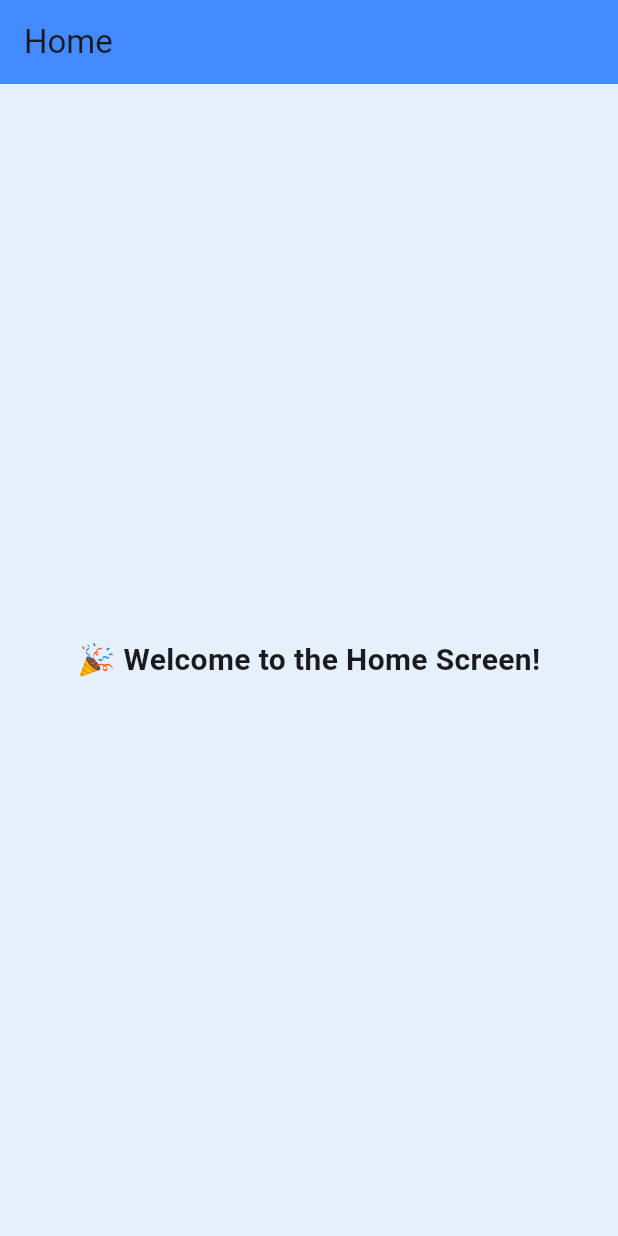
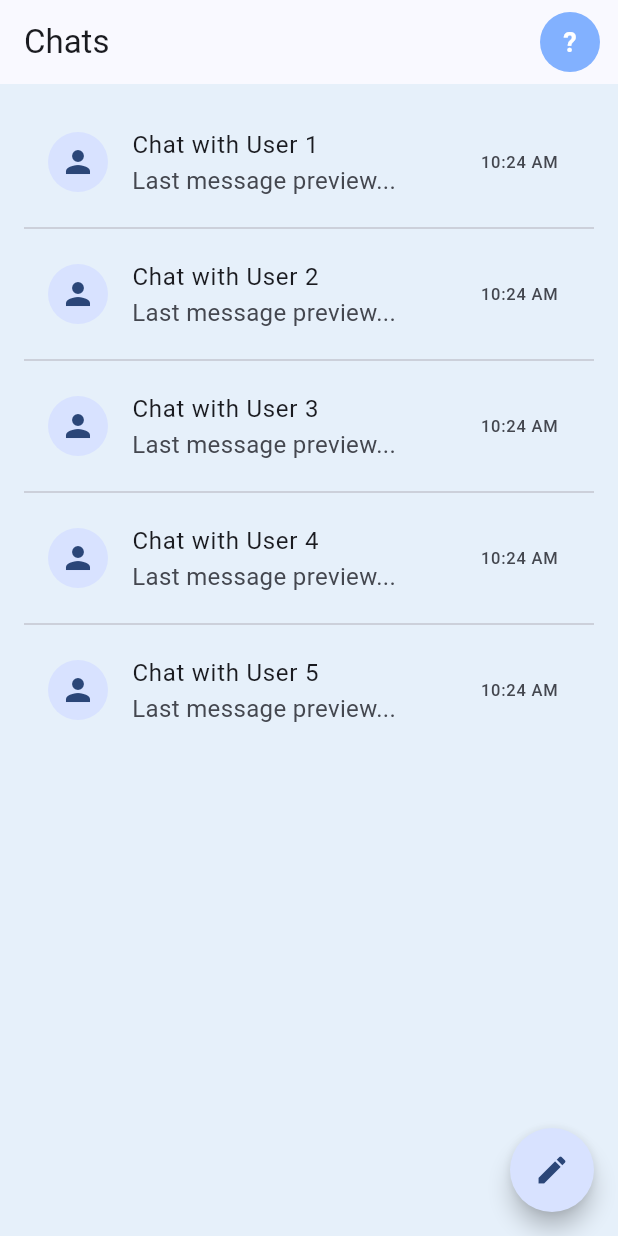
Before and after one commit to NurislamAiu/telegram-clone, a Flutter app: the screen it shows after launch, after a tap on "Login", on a phone screen of 412 x 824 dp. Run offline on Flutter 3.47's test engine with Material 3 defaults, Android fonts, the phone set to English and light mode, and no system bars; our stand-ins replace cloud_firestore, firebase_core, go_router, shared_preferences; accounts and stored records are empty.

Commit message:
Finally commit for login

```diff
--- a/lib/main.dart
+++ b/lib/main.dart
@@ -1,15 +1,20 @@
 import 'package:flutter/material.dart';
 import 'package:firebase_core/firebase_core.dart';
 import 'package:provider/provider.dart';
+import 'firebase_options.dart';
 import 'app/app.dart';
 import 'providers/auth_provider.dart';
 
 void main() async {
   WidgetsFlutterBinding.ensureInitialized();
   await Firebase.initializeApp();
+
+  final authProvider = AuthProvider();
+  await authProvider.loadSession();
+
   runApp(
-    ChangeNotifierProvider(
-      create: (_) => AuthProvider(),
+    ChangeNotifierProvider.value(
+      value: authProvider,
       child: const MyApp(),
     ),
   );
--- a/lib/models/user_model.dart
+++ b/lib/models/user_model.dart
@@ -1,33 +1,29 @@
-// lib/models/user_model.dart
-
 class UserModel {
-  final String userId;
+  final String id;
   final String username;
   final String passwordHash;
-  final DateTime createdAt;
 
   UserModel({
-    required this.userId,
+    required this.id,
     required this.username,
     required this.passwordHash,
-    required this.createdAt,
   });
 
-  Map<String, dynamic> toMap() {
+  factory UserModel.fromJson(Map<String, dynamic> json) {
+    return UserModel(
+      id: json['id'] as String,
+      username: json['username'] as String,
+      passwordHash: json['passwordHash'] as String,
+    );
+  }
+
+  Map<String, dynamic> toJson() {
     return {
-      'userId': userId,
+      'id': id,
       'username': username,
       'passwordHash': passwordHash,
-      'createdAt': createdAt.toIso8601String(),
     };
   }
 
-  factory UserModel.fromMap(Map<String, dynamic> map) {
-    return UserModel(
-      userId: map['userId'],
-      username: map['username'],
-      passwordHash: map['passwordHash'],
-      createdAt: DateTime.parse(map['createdAt']),
-    );
-  }
+
 }
--- a/lib/providers/auth_provider.dart
+++ b/lib/providers/auth_provider.dart
@@ -1,38 +1,83 @@
-// lib/providers/auth_provider.dart
-
 import 'package:flutter/material.dart';
 import 'package:shared_preferences/shared_preferences.dart';
 import '../models/user_model.dart';
+import '../services/auth_service.dart';
 
 class AuthProvider extends ChangeNotifier {
   UserModel? _user;
+  bool _isInitialized = false;
 
   UserModel? get user => _user;
+  bool get isInitialized => _isInitialized;
+
+  /// Проверка на вход
   bool get isLoggedIn => _user != null;
 
-  Future<void> login(UserModel user) async {
-    _user = user;
+  /// Загружает пользователя из сессии (при старте приложения)
+  Future<void> loadSession() async {
+    final prefs = await SharedPreferences.getInstance();
+    final userId = prefs.getString('userId');
+
+    if (userId != null) {
+      final user = await AuthService().getUserById(userId);
+      if (user != null) {
+        _user = user;
+      }
+    }
+
+    _isInitialized = true;
     notifyListeners();
-    final prefs = await SharedPreferences.getInstance();
-    prefs.setString('userId', user.userId);
   }
 
+  /// Вход
+  Future<String?> login({
+    required String username,
+    required String password,
+  }) async {
+    final result = await AuthService().loginUser(username: username, password: password);
+
+    if (result is UserModel) {
+      _user = result;
+      await _saveSession(result.id);
+      notifyListeners();
+      return null;
+    } else if (result is String) {
+      return result;
+    }
+
+    return 'Unknown error';
+  }
+
+  /// Регистрация
+  Future<String?> register({
+    required String username,
+    required String password,
+  }) async {
+    final result = await AuthService().registerUser(username: username, password: password);
+
+    if (result is UserModel) {
+      _user = result;
+      await _saveSession(result.id);
+      notifyListeners();
+      return null;
+    } else if (result is String) {
+      return result;
+    }
+
+    return 'Unknown error';
+  }
+
+  /// Выход
   Future<void> logout() async {
+    final prefs = await SharedPreferences.getInstance();
+    await prefs.remove('userId');
     _user = null;
     notifyListeners();
-    final prefs = await SharedPreferences.getInstance();
-    prefs.remove('userId');
   }
 
-  Future<void> tryAutoLogin(Future<UserModel?> Function(String userId) loadUser) async {
+  /// Сохраняет userId в SharedPreferences
+  Future<void> _saveSession(String userId) async {
     final prefs = await SharedPreferences.getInstance();
-    final userId = prefs.getString('userId');
-    if (userId == null) return;
-
-    final user = await loadUser(userId);
-    if (user != null) {
-      _user = user;
-      notifyListeners();
-    }
+    await prefs.setString('userId', userId);
   }
 }
--- a/lib/screens/auth/login_screen.dart
+++ b/lib/screens/auth/login_screen.dart
@@ -1,10 +1,7 @@
-import 'package:cloud_firestore/cloud_firestore.dart';
 import 'package:flutter/material.dart';
 import 'package:go_router/go_router.dart';
 import 'package:provider/provider.dart';
-import '../../../models/user_model.dart';
 import '../../../providers/auth_provider.dart';
-import '../../../services/auth_service.dart';
 import '../../widgets/loading_indicator.dart';
 import 'widgets/custom_text_field.dart';
 import 'widgets/gradient_button.dart';
@@ -18,7 +15,7 @@ class LoginScreen extends StatefulWidget {
 }
 
 class _LoginScreenState extends State<LoginScreen> {
-  final emailController = TextEditingController();
+  final usernameController = TextEditingController();
   final passwordController = TextEditingController();
   bool isLoading = false;
 
@@ -38,8 +35,7 @@ class _LoginScreenState extends State<LoginScreen> {
   Widget _buildForm(BuildContext context) {
     return Center(
       child: SingleChildScrollView(
-        child: Padding(
-          padding: const EdgeInsets.symmetric(horizontal: 24.0, vertical: 16),
+        padding: const EdgeInsets.symmetric(horizontal: 24.0),
         child: Container(
           padding: const EdgeInsets.all(24),
           decoration: BoxDecoration(
@@ -62,29 +58,16 @@ class _LoginScreenState extends State<LoginScreen> {
             children: [
               const Icon(Icons.lock_outline, size: 64, color: Colors.blueAccent),
               const SizedBox(height: 16),
-                Text("Welcome Back",
-                    style: Theme.of(context).textTheme.headlineSmall?.copyWith(
-                      fontWeight: FontWeight.bold,
-                      color: Colors.black87,
-                    )),
+              Text("Welcome Back", style: Theme.of(context).textTheme.headlineSmall?.copyWith(fontWeight: FontWeight.bold)),
               const SizedBox(height: 8),
-                const Text("Login to continue",
-                    style: TextStyle(fontSize: 16, color: Colors.black54)),
+              const Text("Login to continue", style: TextStyle(fontSize: 16, color: Colors.black54)),
               const SizedBox(height: 32),
-
-                CustomTextField(controller: emailController, hintText: "Username", icon: Icons.person_outline),
+              CustomTextField(controller: usernameController, hintText: "Username", icon: Icons.person_outline),
               const SizedBox(height: 16),
-                CustomTextField(
-                  controller: passwordController,
-                  hintText: "Password",
-                  icon: Icons.lock_outline,
-                  obscureText: true,
-                ),
+              CustomTextField(controller: passwordController, hintText: "Password", icon: Icons.lock_outline, obscureText: true),
               const SizedBox(height: 24),
-
               GradientButton(text: "Login", onPressed: _onLogin),
               const SizedBox(height: 16),
-
               SwitchAuthText(
                 question: "Don't have an account?",
                 actionText: "Register",
@@ -94,34 +77,28 @@ class _LoginScreenState extends State<LoginScreen> {
           ),
         ),
       ),
-      ),
     );
   }
 
   Future<void> _onLogin() async {
     setState(() => isLoading = true);
-    final authService = AuthService();
-    final result = await authService.loginUser(
-      username: emailController.text.trim(),
+
+    final authProvider = Provider.of<AuthProvider>(context, listen: false);
+    final result = await authProvider.login(
+      username: usernameController.text.trim(),
       password: passwordController.text.trim(),
     );
+
     setState(() => isLoading = false);
 
     if (result == null) {
-      final doc = await FirebaseFirestore.instance
-          .collection('users')
-          .where('username', isEqualTo: emailController.text.trim())
-          .limit(1)
-          .get();
-      final user = UserModel.fromMap(doc.docs.first.data());
       if (!mounted) return;
-      Provider.of<AuthProvider>(context, listen: false).login(user);
       context.go('/home');
     } else {
-      if (!mounted) return;
-      ScaffoldMessenger.of(context).showSnackBar(
-        SnackBar(content: Text(result), backgroundColor: Colors.red),
-      );
+      ScaffoldMessenger.of(context).showSnackBar(SnackBar(
+        content: Text(result),
+        backgroundColor: Colors.red,
+      ));
     }
   }
 }
--- a/lib/screens/home/home_screen.dart
+++ b/lib/screens/home/home_screen.dart
@@ -1,20 +1,56 @@
 import 'package:flutter/material.dart';
+import 'package:provider/provider.dart';
+import '../../models/user_model.dart';
+import '../../providers/auth_provider.dart';
+import '../../widgets/user_avatar.dart';
 
 class HomeScreen extends StatelessWidget {
   const HomeScreen({super.key});
 
   @override
   Widget build(BuildContext context) {
+    final currentUser = context.watch<AuthProvider>().user;
+
     return Scaffold(
       appBar: AppBar(
-        title: const Text("Home"),
-        backgroundColor: Colors.blueAccent,
+        title: const Text("Chats"),
+        actions: [
+          Padding(
+            padding: const EdgeInsets.symmetric(horizontal: 12),
+            child: GestureDetector(
+              onTap: () {
+                // TODO: Перейти в профиль
+              },
+              child: UserAvatar(username: currentUser?.username ?? 'U'),
+            ),
+          ),
+        ],
       ),
-      body: const Center(
-        child: Text(
-          "🎉 Welcome to the Home Screen!",
-          style: TextStyle(fontSize: 20, fontWeight: FontWeight.w600),
-        ),
+
+      // MOCK список чатов
+      body: ListView.separated(
+        padding: const EdgeInsets.all(16),
+        itemCount: 5,
+        separatorBuilder: (_, __) => const Divider(),
+        itemBuilder: (context, index) {
+          return ListTile(
+            leading: const CircleAvatar(child: Icon(Icons.person)),
+            title: Text("Chat with User ${index + 1}"),
+            subtitle: const Text("Last message preview..."),
+            trailing: const Text("10:24 AM"),
+            onTap: () {
+              // TODO: Переход в чат
+            },
+          );
+        },
+      ),
+
+      floatingActionButton: FloatingActionButton(
+        onPressed: () {
+          // TODO: Открыть экран "Новый чат"
+        },
+        shape: const CircleBorder(),
+        child: const Icon(Icons.edit),
       ),
     );
   }
--- a/lib/services/auth_service.dart
+++ b/lib/services/auth_service.dart
@@ -1,68 +1,91 @@
-// lib/services/auth_service.dart
-import 'dart:convert';
 import 'package:cloud_firestore/cloud_firestore.dart';
-import 'package:crypto/crypto.dart';
 import 'package:uuid/uuid.dart';
 import '../models/user_model.dart';
+import 'package:crypto/crypto.dart';
+import 'dart:convert';
 
 class AuthService {
-  final FirebaseFirestore _db = FirebaseFirestore.instance;
+  final _firestore = FirebaseFirestore.instance;
 
-  Future<String?> registerUser({
-    required String username,
-    required String password,
-  }) async {
-    final usernameTaken = await _checkUsernameExists(username);
-    if (usernameTaken) return 'Username already taken';
-
-    final userId = const Uuid().v4();
-    final passwordHash = _hashPassword(password);
-
-    final user = UserModel(
-      userId: userId,
-      username: username,
-      passwordHash: passwordHash,
-      createdAt: DateTime.now(),
-    );
-
-    try {
-      await _db.collection('users').doc(userId).set(user.toMap());
-      return null; // success
-    } catch (e) {
-      return 'Failed to register: $e';
-    }
+  /// Хэширование пароля
+  String _hashPassword(String password) {
+    final bytes = utf8.encode(password);
+    final digest = sha256.convert(bytes);
+    return digest.toString();
   }
 
-  Future<String?> loginUser({
-    required String username,
-    required String password,
-  }) async {
-    final passwordHash = _hashPassword(password);
-
-    final query = await _db
-        .collection('users')
-        .where('username', isEqualTo: username)
-        .where('passwordHash', isEqualTo: passwordHash)
-        .limit(1)
-        .get();
-
-    if (query.docs.isEmpty) return 'Invalid username or password';
-
-    // You may store session info here using Provider or SharedPreferences
-    return null;
-  }
-
+  /// Проверка существования username
   Future<bool> _checkUsernameExists(String username) async {
-    final query = await _db
+    final result = await _firestore
         .collection('users')
         .where('username', isEqualTo: username)
         .limit(1)
         .get();
-    return query.docs.isNotEmpty;
+
+    return result.docs.isNotEmpty;
   }
 
-  String _hashPassword(String password) {
-    final bytes = utf8.encode(password);
-    return sha256.convert(bytes).toString();
+  /// Регистрация
+  Future<dynamic> registerUser({
+    required String username,
+    required String password,
+  }) async {
+    final exists = await _checkUsernameExists(username);
+    if (exists) return "Username already exists";
+
+    final id = const Uuid().v4();
+    final hashedPassword = _hashPassword(password);
+
+    final newUser = UserModel(
+      id: id,
+      username: username,
+      passwordHash: hashedPassword,
+    );
+
+    try {
+      await _firestore.collection('users').doc(id).set(newUser.toJson());
+      return newUser;
+    } catch (e) {
+      return "Registration failed: $e";
+    }
+  }
+
+  /// Логин
+  Future<dynamic> loginUser({
+    required String username,
+    required String password,
+  }) async {
+    final hashedPassword = _hashPassword(password);
+
+    try {
+      final query = await _firestore
+          .collection('users')
+          .where('username', isEqualTo: username)
+          .where('password', isEqualTo: hashedPassword)
+          .limit(1)
+          .get();
+
+      if (query.docs.isEmpty) {
+        return "Invalid credentials";
+      }
+
+      final userData = query.docs.first.data();
+      return UserModel.fromJson(userData);
+    } catch (e) {
+      return "Login failed: $e";
+    }
+  }
+
+  /// Получить пользователя по ID (для загрузки сессии)
+  Future<UserModel?> getUserById(String id) async {
+    try {
+      final doc = await _firestore.collection('users').doc(id).get();
+      if (doc.exists) {
+        return UserModel.fromJson(doc.data()!);
+      }
+      return null;
+    } catch (e) {
+      return null;
+    }
   }
 }
--- a/lib/widgets/user_avatar.dart
+++ b/lib/widgets/user_avatar.dart
@@ -0,0 +1,30 @@
+import 'package:flutter/material.dart';
+
+class UserAvatar extends StatelessWidget {
+  final String username;
+  final double radius;
+
+  const UserAvatar({
+    super.key,
+    required this.username,
+    this.radius = 20,
+  });
+
+  @override
+  Widget build(BuildContext context) {
+    final initial = username.isNotEmpty ? username[0].toUpperCase() : '?';
+
+    return CircleAvatar(
+      radius: radius,
+      backgroundColor: Colors.blueAccent.shade100,
+      foregroundColor: Colors.white,
+      child: Text(
+        initial,
+        style: TextStyle(
+          fontSize: radius * 0.9,
+          fontWeight: FontWeight.bold,
+        ),
+      ),
+    );
+  }
+}
--- a/pubspec.yaml
+++ b/pubspec.yaml
@@ -42,6 +42,7 @@ dependencies:
   crypto: ^3.0.6
   uuid: ^4.5.1
   shared_preferences: ^2.5.3
+  encrypt: ^5.0.3
 
 dev_dependencies:
   flutter_test:
```
Also changed, not shown: lib/screens/auth/register_screen.dart (+13 -44 lines), pubspec.lock, 1 other file. Lines whose indentation alone changed are shown as unchanged.
